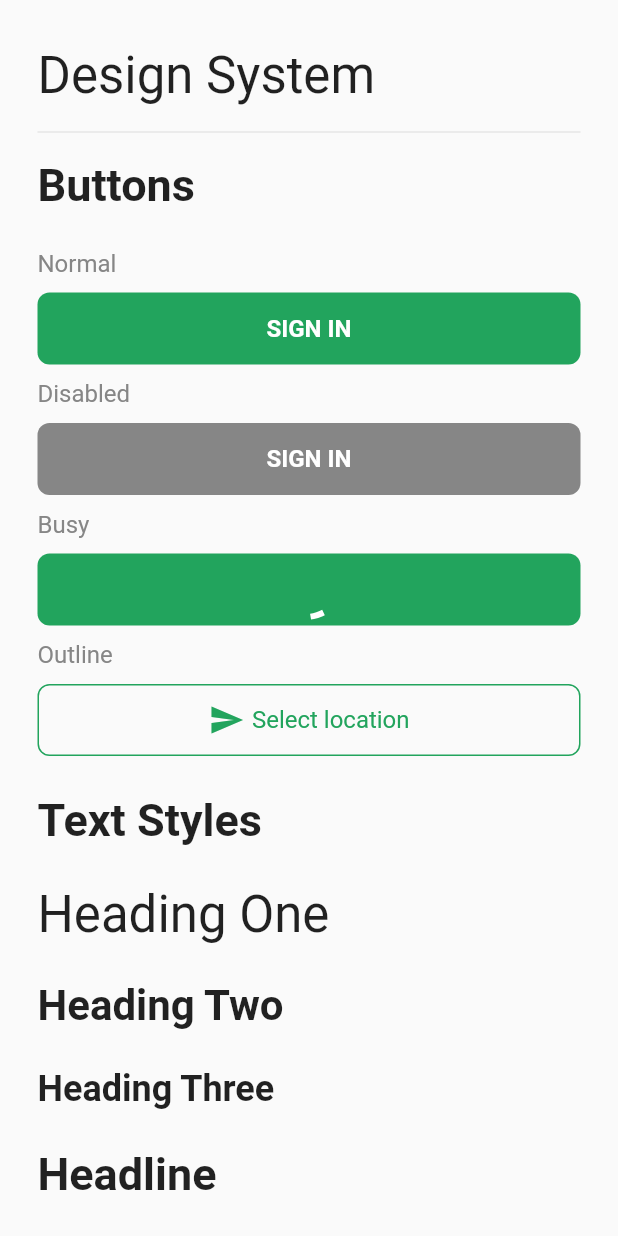
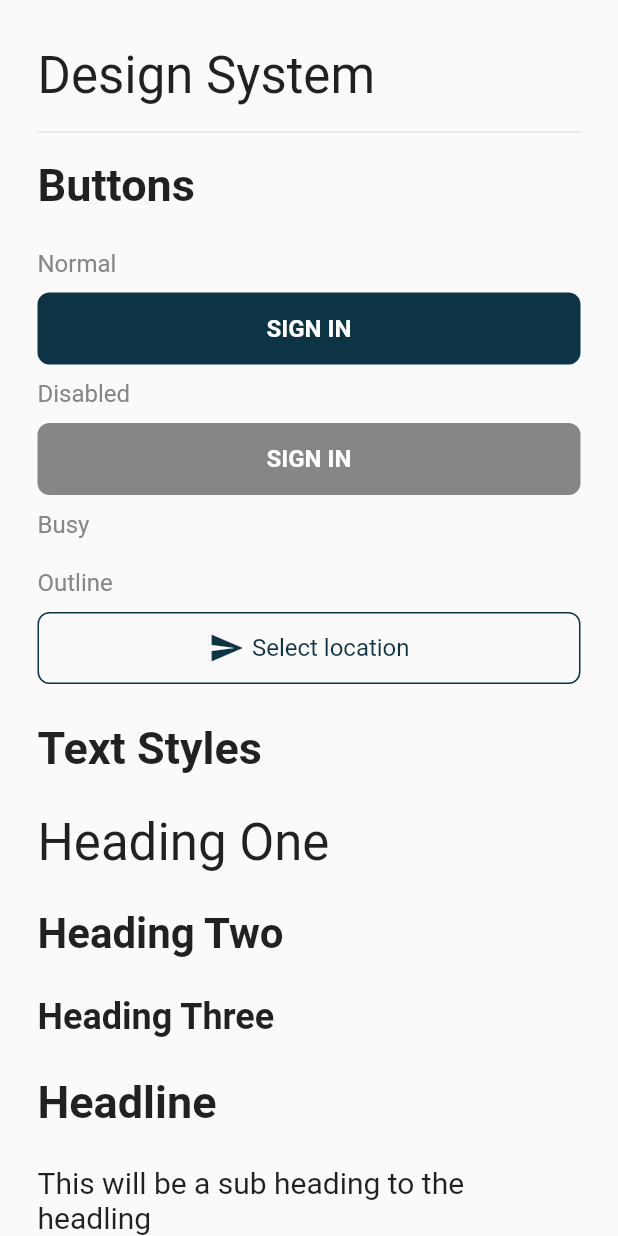
Before and after one commit to Delpipi/box_ui, a Flutter app: the screen it shows after launch, on a phone screen of 412 x 824 dp. Run offline on Flutter 3.47's test engine with Material 2 defaults, Android fonts, the phone set to English and light mode, and no system bars; our stand-ins replace device_preview, reactive_forms.

Commit message:
add extra color for specific project

```diff
--- a/example/lib/example_view.dart
+++ b/example/lib/example_view.dart
@@ -3,19 +3,19 @@ import 'package:flutter/material.dart';
 import 'package:reactive_forms/reactive_forms.dart';
 
 class ExampleView extends StatelessWidget {
-  ExampleView({super.key});
+  const ExampleView({super.key});
 
   @override
   Widget build(BuildContext context) {
     return Scaffold(
       body: ListView(
         shrinkWrap: true,
-        physics: ClampingScrollPhysics(),
+        physics: const ClampingScrollPhysics(),
         padding: const EdgeInsets.symmetric(horizontal: 25, vertical: 30),
         children: [
-          BoxText.headingOne('Design System'),
+          const BoxText.headingOne('Design System'),
           verticalSpaceSmall,
-          Divider(),
+          const Divider(),
           verticalSpaceSmall,
           ...buttonWidgets,
           ...textWidgets,
@@ -35,50 +35,51 @@ final form = FormGroup({
 });
 
 List<Widget> get textWidgets => [
-      BoxText.headline('Text Styles'),
+      const BoxText.headline('Text Styles'),
       verticalSpaceMedium,
-      BoxText.headingOne('Heading One'),
+      const BoxText.headingOne('Heading One'),
       verticalSpaceMedium,
-      BoxText.headingTwo('Heading Two'),
+      const BoxText.headingTwo('Heading Two'),
       verticalSpaceMedium,
-      BoxText.headingThree('Heading Three'),
+      const BoxText.headingThree('Heading Three'),
       verticalSpaceMedium,
-      BoxText.headline('Headline'),
+      const BoxText.headline('Headline'),
       verticalSpaceMedium,
-      BoxText.subheading('This will be a sub heading to the headling'),
+      const BoxText.subheading('This will be a sub heading to the headling'),
       verticalSpaceMedium,
       BoxText.body('Body Text that will be used for the general body'),
       verticalSpaceMedium,
-      BoxText.caption('This will be the caption usually for smaller details'),
+      const BoxText.caption(
+          'This will be the caption usually for smaller details'),
       verticalSpaceMedium,
     ];
 
 List<Widget> get buttonWidgets => [
-      BoxText.headline('Buttons'),
+      const BoxText.headline('Buttons'),
       verticalSpaceMedium,
       BoxText.body('Normal'),
       verticalSpaceSmall,
-      BoxButton(
+      const BoxButton(
         title: 'SIGN IN',
       ),
       verticalSpaceSmall,
       BoxText.body('Disabled'),
       verticalSpaceSmall,
-      BoxButton(
+      const BoxButton(
         title: 'SIGN IN',
         disabled: true,
       ),
       verticalSpaceSmall,
       BoxText.body('Busy'),
       verticalSpaceSmall,
-      BoxButton(
-        title: 'SIGN IN',
-        busy: true,
-      ),
+      // BoxButton(
+      //   title: 'SIGN IN',
+      //   busy: true,
+      // ),
       verticalSpaceSmall,
       BoxText.body('Outline'),
       verticalSpaceSmall,
-      BoxButton.outline(
+      const BoxButton.outline(
         title: 'Select location',
         leading: Icon(
           Icons.send,
@@ -89,7 +90,7 @@ List<Widget> get buttonWidgets => [
     ];
 
 List<Widget> get inputFields => [
-      BoxText.headline('Input Field'),
+      const BoxText.headline('Input Field'),
       verticalSpaceSmall,
       BoxText.body('Normal'),
       verticalSpaceSmall,
@@ -107,7 +108,7 @@ List<Widget> get inputFields => [
             verticalSpaceSmall,
             BoxInputField(
               formControlName: 'fullName',
-              leading: Icon(Icons.reset_tv),
+              leading: const Icon(Icons.reset_tv),
               placeholder: 'Enter TV Code',
             ),
             verticalSpaceSmall,
@@ -115,7 +116,7 @@ List<Widget> get inputFields => [
             verticalSpaceSmall,
             BoxInputField(
               formControlName: 'fullName',
-              trailing: Icon(Icons.clear_outlined),
+              trailing: const Icon(Icons.clear_outlined),
               placeholder: 'Search for things',
             ),
           ],
--- a/lib/src/shared/app_colors.dart
+++ b/lib/src/shared/app_colors.dart
@@ -1,6 +1,17 @@
 import 'package:flutter/material.dart';
 
-const Color kcPrimaryColor = Color(0xff22A45D);
+const Color kcPrimaryColor = Color(0xff0d3445);
 const Color kcMediumGreyColor = Color(0xff868686);
 const Color kcLightGreyColor = Color(0xffe5e5e5);
 const Color kcVeryLightGreyColor = Color(0xfff2f2f2);
+
+//External Color according project
+const Color kcSecondaryColor1 = Color(0xfff6921e);
+const Color kcSecondaryColor2 = Color(0xff007EEA);
+const Color kcSecondaryColor3 = Color(0xffFED46C);
+const Color kcSecondaryColor4 = Color(0xffFFFF00);
+const Color kcSecondaryColor5 = Color(0xff4D4D4D);
+
+//Color for text
+const Color kcOnPrimaryColor = Color(0xffffffff);
+const Color kcOnSecondaryColor = Color(0xff000000);
```
Also changed, not shown: lib/src/widgets/box_button.dart (line endings or trailing spaces), lib/src/widgets/box_text.dart (line endings or trailing spaces).
